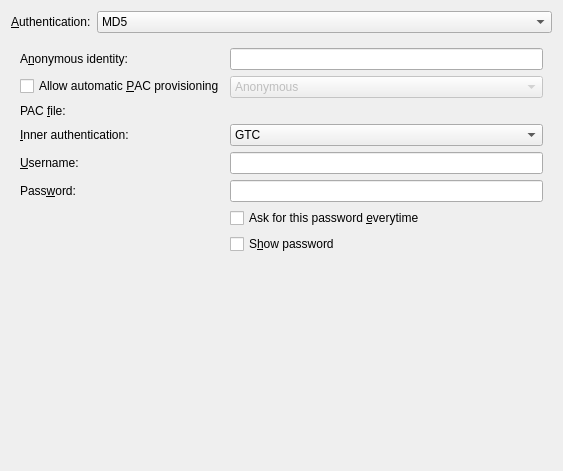
First picture: the form in connection-editor/ui/802-1x.ui, repository KDE/networkmanagement, before the edit.
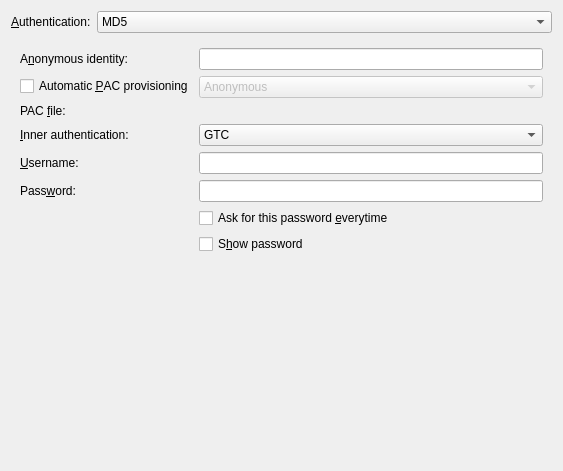
Second picture: the form after the edit. The open tabs and pages were chosen to show the change. Custom widgets are drawn as their Qt base class.

Commit message: enable/disable the Show password checkboxes

Diff of the .ui file:
```diff
--- a/connection-editor/ui/802-1x.ui
+++ b/connection-editor/ui/802-1x.ui
@@ -268,7 +268,7 @@
        <item row="1" column="0">
         <widget class="QCheckBox" name="fastAllowPacProvisioning">
          <property name="text">
-          <string>Allow automatic &amp;PAC provisioning</string>
+          <string>Automatic &amp;PAC provisioning</string>
          </property>
         </widget>
        </item>
```
The commit also changes 1 other file.
